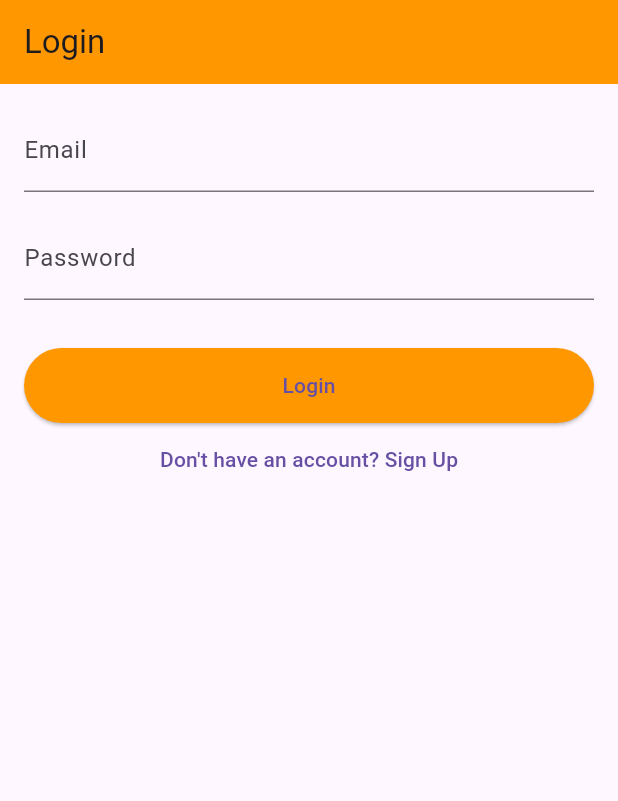
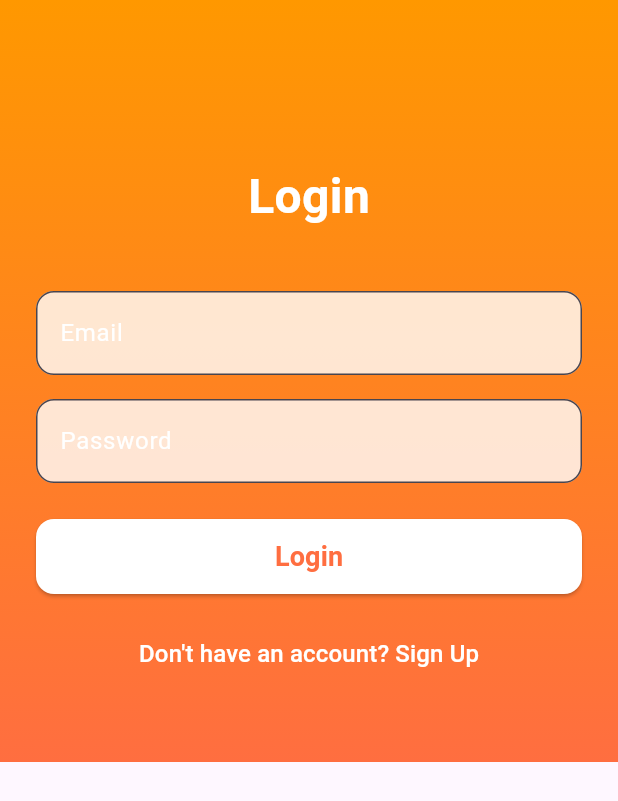
Before and after one commit to hearyaldy/joy_bites, a Flutter app: the screen it shows after launch, on a phone screen of 412 x 824 dp. Shown: the top 801 px of the screen. Run offline on Flutter 3.47's test engine with Material 3 defaults, Android fonts, the phone set to English and light mode, and no system bars; our stand-ins replace flutter_dotenv, logger, shared_preferences, supabase_flutter; accounts and stored records are empty.

Commit message:
Login Improved

```diff
--- a/lib/screens/auth_screen.dart
+++ b/lib/screens/auth_screen.dart
@@ -1,6 +1,5 @@
 import 'package:flutter/material.dart';
 import 'package:supabase_flutter/supabase_flutter.dart';
-import '../utils/constants.dart';
 import 'entry_screen.dart';
 
 class AuthScreen extends StatefulWidget {
@@ -11,18 +10,22 @@ class AuthScreen extends StatefulWidget {
 }
 
 class _AuthScreenState extends State<AuthScreen> {
-  final _emailController = TextEditingController();
-  final _passwordController = TextEditingController();
+  final TextEditingController _displayNameController = TextEditingController();
+  final TextEditingController _emailController = TextEditingController();
+  final TextEditingController _passwordController = TextEditingController();
   bool _isLoading = false;
-  bool _isLogin = true; // Toggle between login and sign-up
+  bool _isLogin = true; // Toggle between login and sign-up modes.
   final SupabaseClient _supabase = Supabase.instance.client;
+  String? _errorMessage;
 
   Future<void> _authenticate() async {
     setState(() {
       _isLoading = true;
+      _errorMessage = null;
     });
     try {
       if (_isLogin) {
+        // Attempt login.
         final response = await _supabase.auth.signInWithPassword(
           email: _emailController.text.trim(),
           password: _passwordController.text,
@@ -33,32 +36,44 @@ class _AuthScreenState extends State<AuthScreen> {
             MaterialPageRoute(builder: (context) => const EntryScreen()),
           );
         } else {
-          ScaffoldMessenger.of(context).showSnackBar(
-            const SnackBar(content: Text("Login failed.")),
-          );
+          setState(() {
+            _errorMessage = "Login failed. Please check your credentials.";
+          });
         }
       } else {
+        // For sign-up, ensure display name is provided.
+        if (_displayNameController.text.trim().isEmpty) {
+          setState(() {
+            _errorMessage = "Please enter a display name.";
+          });
+          return;
+        }
         final response = await _supabase.auth.signUp(
           email: _emailController.text.trim(),
           password: _passwordController.text,
+          data: {
+            'full_name': _displayNameController.text.trim(),
+          },
         );
         if (response.user != null) {
           ScaffoldMessenger.of(context).showSnackBar(
-            const SnackBar(content: Text("Sign up successful! Check your email for confirmation.")),
+            const SnackBar(
+              content: Text("Sign up successful! Check your email for confirmation."),
+            ),
           );
           setState(() {
             _isLogin = true;
           });
         } else {
-          ScaffoldMessenger.of(context).showSnackBar(
-            const SnackBar(content: Text("Sign up failed.")),
-          );
+          setState(() {
+            _errorMessage = "Sign up failed.";
+          });
         }
       }
     } catch (e) {
-      ScaffoldMessenger.of(context).showSnackBar(
-        SnackBar(content: Text("Error: $e")),
-      );
+      setState(() {
+        _errorMessage = "Error: ${e.toString()}";
+      });
     } finally {
       setState(() {
         _isLoading = false;
@@ -68,6 +83,7 @@ class _AuthScreenState extends State<AuthScreen> {
 
   @override
   void dispose() {
+    _displayNameController.dispose();
     _emailController.dispose();
     _passwordController.dispose();
     super.dispose();
@@ -76,48 +92,117 @@ class _AuthScreenState extends State<AuthScreen> {
   @override
   Widget build(BuildContext context) {
     return Scaffold(
-      appBar: AppBar(
-        title: Text(_isLogin ? "Login" : "Sign Up"),
-        backgroundColor: primaryColor,
+      // Background gradient for a modern look.
+      body: Container(
+        decoration: const BoxDecoration(
+          gradient: LinearGradient(
+            colors: [Colors.orange, Colors.deepOrangeAccent],
+            begin: Alignment.topCenter,
+            end: Alignment.bottomCenter,
           ),
-      body: Padding(
-        padding: const EdgeInsets.all(16.0),
+        ),
+        padding: const EdgeInsets.symmetric(horizontal: 24, vertical: 48),
+        child: SingleChildScrollView(
           child: Column(
+            mainAxisAlignment: MainAxisAlignment.center,
             children: [
+              const SizedBox(height: 60),
+              Text(
+                _isLogin ? "Login" : "Sign Up",
+                style: const TextStyle(
+                  fontSize: 32,
+                  fontWeight: FontWeight.bold,
+                  color: Colors.white,
+                ),
+              ),
+              const SizedBox(height: 40),
+              // Only show display name field for sign-up.
+              if (!_isLogin)
+                TextField(
+                  controller: _displayNameController,
+                  decoration: InputDecoration(
+                    labelText: "Display Name",
+                    labelStyle: const TextStyle(color: Colors.white),
+                    filled: true,
+                    fillColor: Colors.white.withOpacity(0.8),
+                    border: OutlineInputBorder(
+                      borderRadius: BorderRadius.circular(12),
+                    ),
+                  ),
+                ),
+              if (!_isLogin) const SizedBox(height: 16),
               TextField(
                 controller: _emailController,
-              decoration: const InputDecoration(labelText: "Email"),
+                decoration: InputDecoration(
+                  labelText: "Email",
+                  labelStyle: const TextStyle(color: Colors.white),
+                  filled: true,
+                  fillColor: Colors.white.withOpacity(0.8),
+                  border: OutlineInputBorder(
+                    borderRadius: BorderRadius.circular(12),
+                  ),
+                ),
+                keyboardType: TextInputType.emailAddress,
               ),
               const SizedBox(height: 16),
               TextField(
                 controller: _passwordController,
-              decoration: const InputDecoration(labelText: "Password"),
+                decoration: InputDecoration(
+                  labelText: "Password",
+                  labelStyle: const TextStyle(color: Colors.white),
+                  filled: true,
+                  fillColor: Colors.white.withOpacity(0.8),
+                  border: OutlineInputBorder(
+                    borderRadius: BorderRadius.circular(12),
+                  ),
+                ),
                 obscureText: true,
               ),
-            const SizedBox(height: 32),
+              const SizedBox(height: 24),
+              if (_errorMessage != null)
+                Padding(
+                  padding: const EdgeInsets.only(bottom: 16),
+                  child: Text(
+                    _errorMessage!,
+                    style: const TextStyle(color: Colors.red, fontSize: 16),
+                    textAlign: TextAlign.center,
+                  ),
+                ),
               ElevatedButton(
                 onPressed: _isLoading ? null : _authenticate,
                 style: ElevatedButton.styleFrom(
                   minimumSize: const Size(double.infinity, 50),
-                backgroundColor: primaryColor,
+                  backgroundColor: Colors.white,
+                  foregroundColor: Colors.deepOrangeAccent,
+                  shape: RoundedRectangleBorder(
+                    borderRadius: BorderRadius.circular(12),
+                  ),
                 ),
                 child: _isLoading
                     ? const CircularProgressIndicator()
-                  : Text(_isLogin ? "Login" : "Sign Up"),
+                    : Text(
+                        _isLogin ? "Login" : "Sign Up",
+                        style: const TextStyle(fontSize: 18, fontWeight: FontWeight.bold),
                       ),
+              ),
+              const SizedBox(height: 16),
               TextButton(
                 onPressed: () {
                   setState(() {
                     _isLogin = !_isLogin;
+                    _errorMessage = null;
                   });
                 },
                 child: Text(
                   _isLogin
                       ? "Don't have an account? Sign Up"
                       : "Already have an account? Login",
+                  style: const TextStyle(color: Colors.white, fontSize: 16),
                 ),
               ),
+              // Future: Add social authentication buttons here.
             ],
+          ),
         ),
       ),
     );
```
Also changed, not shown: lib/screens/entry_screen.dart (+69 -17 lines). Lines whose indentation alone changed are shown as unchanged.
